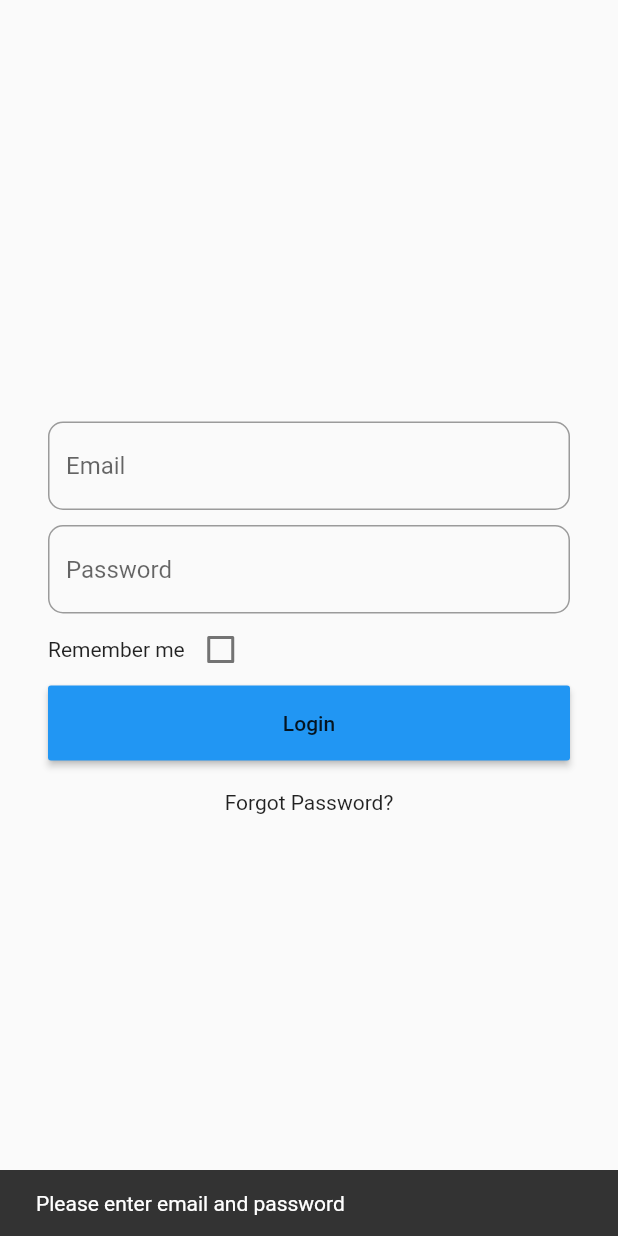
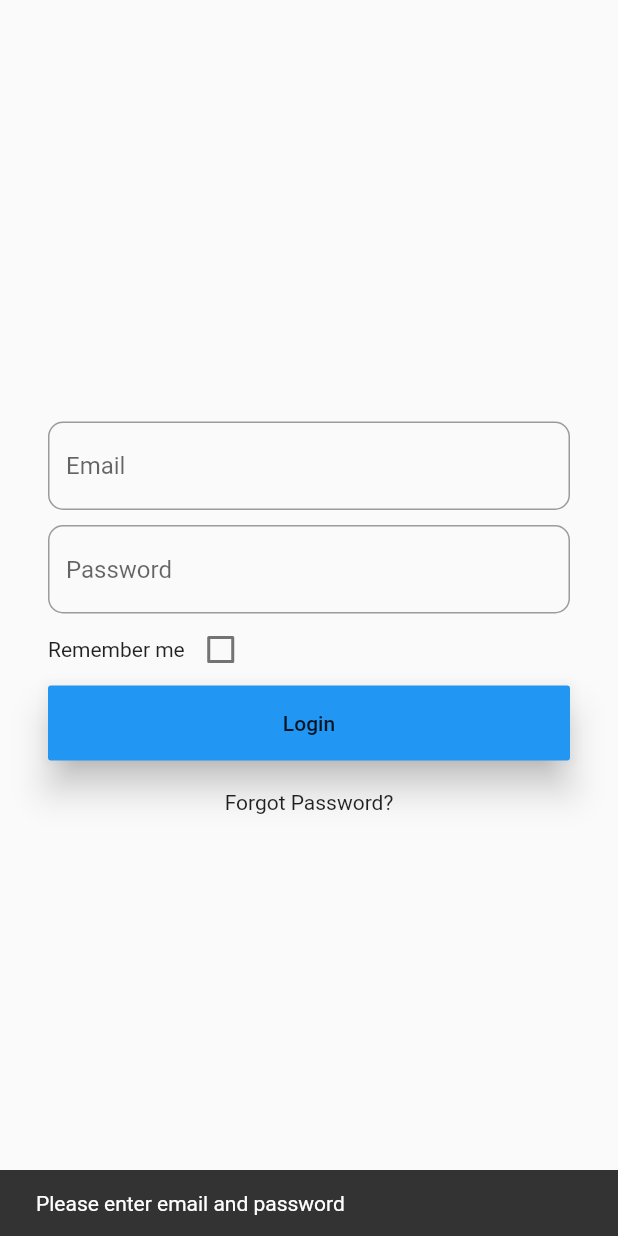
Before and after one commit to PaanAR/MyMemberLink, a Flutter app: the screen it shows after launch, after a tap on "Login", on a phone screen of 412 x 824 dp. Run offline on Flutter 3.47's test engine with Material 2 defaults, Android fonts, the phone set to English and light mode, and no system bars.

Commit message:
Login Page part 4

```diff
--- a/lib/views/login_screen.dart
+++ b/lib/views/login_screen.dart
@@ -17,7 +17,9 @@ class _LoginScreenState extends State<LoginScreen> {
   // Controller for the password input field
   TextEditingController passwordController = TextEditingController();
 
+  // Boolean variable to keep track of "Remember me" checkbox state
   bool rememberme = false;
+
   @override
   Widget build(BuildContext context) {
     return Scaffold(
@@ -33,6 +35,7 @@ class _LoginScreenState extends State<LoginScreen> {
               // Text field for email input
               TextField(
                 controller: emailController, // Assign the email controller
+                keyboardType: TextInputType.emailAddress,
                 decoration: const InputDecoration(
                   // Outline border with rounded corners
                   border: OutlineInputBorder(
@@ -65,30 +68,38 @@ class _LoginScreenState extends State<LoginScreen> {
                 children: [
                   // Label text for "Remember me" option
                   const Text("Remember me"),
-                  // Checkbox with fixed true value and no change handler
+                  // Checkbox with a change handler to update "rememberme" state
                   Checkbox(
-                      value: rememberme,
-                      onChanged: (bool? value) {
-                        setState(() {
-                          rememberme = value ?? false;
-                        });
-                      }),
+                    value: rememberme, // Current state of the checkbox
+                    onChanged: (bool? value) {
+                      setState(() {
+                        rememberme =
+                            value ?? false; // Update "rememberme" state
+                      });
+                    },
+                  ),
                 ],
               ),
 
               // Button to trigger the login function
               MaterialButton(
-                onPressed: onLogin,
-                minWidth: 400,
-                height: 50,
-                color: Colors.blue, // Login function called when pressed
+                elevation: 10,
+                onPressed: onLogin, // Login function called when pressed
+                minWidth: 400, // Set minimum width for button
+                height: 50, // Set height for button
+                color: Colors.blue, // Button color
                 child: const Text("Login"), // Button label text
               ),
+
+              // Add vertical spacing below the button
               const SizedBox(
                 height: 20,
               ),
+
+              // GestureDetector to handle tap events on "Forgot Password?" text
               GestureDetector(
-                child: const Text("Forgot Password?"),
+                child: const Text(
+                    "Forgot Password?"), // Text to indicate forgot password option
               )
             ],
           ),
@@ -99,12 +110,17 @@ class _LoginScreenState extends State<LoginScreen> {
 
   // Function to handle login action
   void onLogin() {
+    // Retrieve the text from email and password controllers
     String email = emailController.text;
     String password = passwordController.text;
+
+    // Check if either email or password is empty
     if (email.isEmpty || password.isEmpty) {
+      // Show a SnackBar message if email or password is missing
       ScaffoldMessenger.of(context).showSnackBar(
-          const SnackBar(content: Text("Please enter email and password")));
-      return;
+        const SnackBar(content: Text("Please enter email and password")),
+      );
+      return; // Exit the function if fields are empty
     }
   }
 }
```
